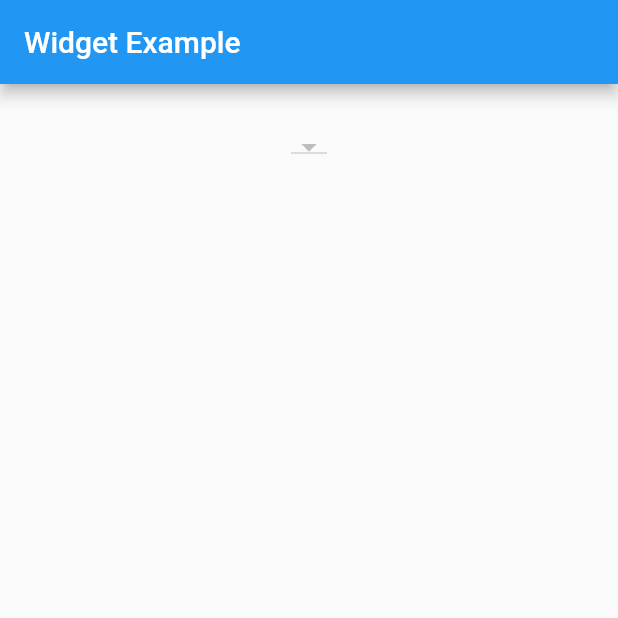
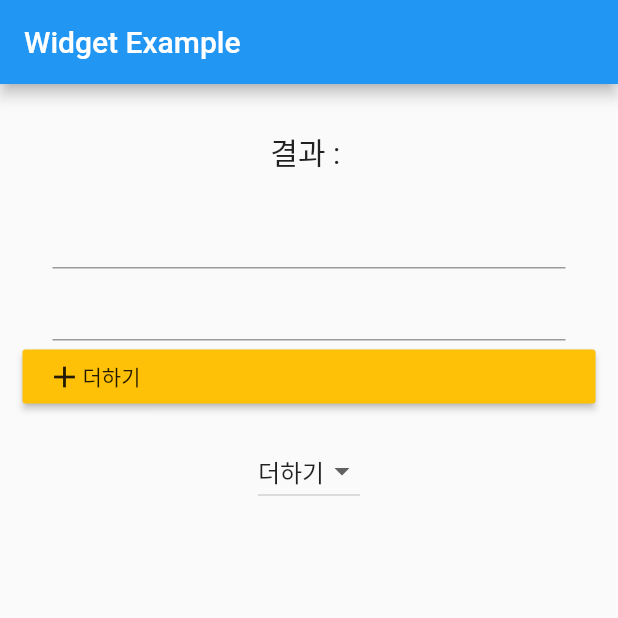
Before and after one commit to kimsegwan/first_flutter_app, a Flutter app: the screen it shows after launch, on a phone screen of 412 x 824 dp, the top half of it. Run offline on Flutter 3.47's test engine with Material 2 defaults, Android fonts, the phone set to English and light mode, and no system bars.

Commit message:
더하기, 뺄셈, 곱하기, 나누기

```diff
--- a/lib/main.dart
+++ b/lib/main.dart
@@ -1,4 +1,5 @@
 import 'package:flutter/material.dart';
+import 'package:flutter/services.dart';
 // import 'imageWidget.dart';
 
 void main() {
@@ -30,8 +31,12 @@ class WidgetApp extends StatefulWidget {
 }
 
 class _WidgetExampleState extends State<WidgetApp> {
+  String sum = '';
+  TextEditingController value1 = TextEditingController();
+  TextEditingController value2 = TextEditingController();
   List _buttonList = ['더하기', '빼기', '곱하기', '나누기'];
-  //List<DropdownButton<int>> _dropDownMenuItems = new List<DropdownButton<int>>.filled(0, 0, growable: true);
+  List<DropdownMenuItem<String>> _dropDownMenuItems = [];
+  String _buttonText = "";
 
   @override
   Widget build(BuildContext context) {
@@ -46,9 +51,52 @@ class _WidgetExampleState extends State<WidgetApp> {
             children: <Widget>[
               Padding(
                   padding: EdgeInsets.all(15),
+                  child: Text('결과 : $sum', style: TextStyle(fontSize: 20))),
+              Padding(
+                  padding: EdgeInsets.only(left: 20, right: 20),
+                  child: TextField(
+                    keyboardType: TextInputType.number,
+                    controller: value1,
+                  )),
+              Padding(
+                  padding: EdgeInsets.only(left: 20, right: 20),
+                  child: TextField(
+                    keyboardType: TextInputType.number,
+                    controller: value2,
+                  )),
+              // Padding(padding: EdgeInsets.all(15), child: RaisedButton(onPressed: () {})),
+              RaisedButton(
+                  child: Row(
+                    children: <Widget>[Icon(Icons.add), Text(_buttonText)],
+                  ),
+                  color: Colors.amber,
+                  onPressed: () {
+                    setState(() {
+                      var value1Int = double.parse(value1.value.text);
+                      var value2Int = double.parse(value2.value.text);
+                      var result;
+                      if(_buttonText == '더하기') {
+                        result = value1Int + value2Int;
+                      } else if(_buttonText == '빼기') {
+                        result = value1Int - value2Int;
+                      } else if(_buttonText == '곱하기') {
+                        result = value1Int * value2Int;
+                      } else {
+                        result = value1Int / value2Int;
+                      }
+                      sum = '$result';
+                    });
+                  }),
+              Padding(
+                  padding: EdgeInsets.all(15),
                   child: DropdownButton(
-                    items: null,
-                    onChanged: null,
+                    items: _dropDownMenuItems,
+                    onChanged: (value) {
+                      setState(() {
+                        _buttonText = value.toString();
+                      });
+                    },
+                    value: _buttonText,
                   ))
             ],
           ),
@@ -56,4 +104,13 @@ class _WidgetExampleState extends State<WidgetApp> {
       ),
     );
   }
+
+  @override
+  void initState() {
+    super.initState();
+    for (var item in _buttonList) {
+      _dropDownMenuItems.add(DropdownMenuItem(child: Text(item), value: item));
+    }
+    _buttonText = _dropDownMenuItems[0].value.toString();
+  }
 }
```
